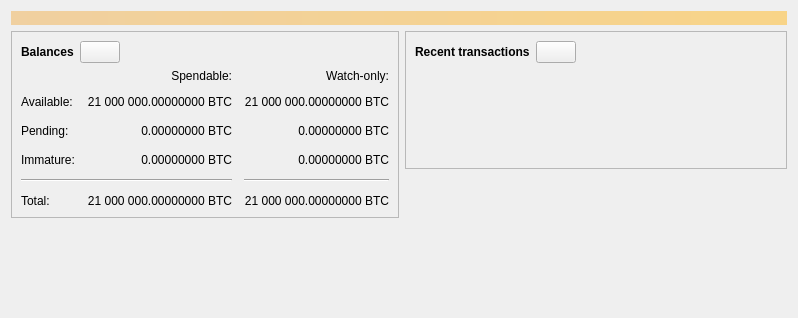
Above: src/qt/forms/overviewpage.ui from Chres-SC/bitcoin before the change. Below: the same form after it.
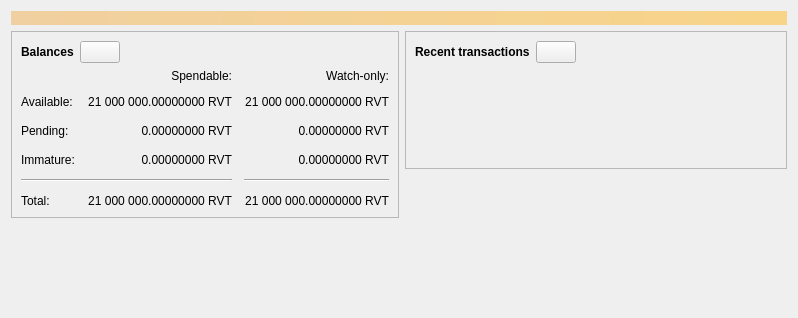
That is the form after the change. Icons and pictures are not drawn. Custom widgets are drawn as their Qt base class.

Patch:
```diff
--- a/src/qt/forms/overviewpage.ui
+++ b/src/qt/forms/overviewpage.ui
@@ -120,7 +120,7 @@
                <string>Unconfirmed transactions to watch-only addresses</string>
               </property>
               <property name="text">
-               <string notr="true">0.00000000 BTC</string>
+               <string notr="true">0.00000000 RVT</string>
               </property>
               <property name="alignment">
                <set>Qt::AlignRight|Qt::AlignTrailing|Qt::AlignVCenter</set>
@@ -139,7 +139,7 @@
                <string>Total of transactions that have yet to be confirmed, and do not yet count toward the spendable balance</string>
               </property>
               <property name="text">
-               <string notr="true">0.00000000 BTC</string>
+               <string notr="true">0.00000000 RVT</string>
               </property>
               <property name="alignment">
                <set>Qt::AlignRight|Qt::AlignTrailing|Qt::AlignVCenter</set>
@@ -158,7 +158,7 @@
                <string>Mined balance in watch-only addresses that has not yet matured</string>
               </property>
               <property name="text">
-               <string notr="true">0.00000000 BTC</string>
+               <string notr="true">0.00000000 RVT</string>
               </property>
               <property name="alignment">
                <set>Qt::AlignRight|Qt::AlignTrailing|Qt::AlignVCenter</set>
@@ -210,7 +210,7 @@
                <string>Mined balance that has not yet matured</string>
               </property>
               <property name="text">
-               <string notr="true">0.00000000 BTC</string>
+               <string notr="true">0.00000000 RVT</string>
               </property>
               <property name="alignment">
                <set>Qt::AlignRight|Qt::AlignTrailing|Qt::AlignVCenter</set>
@@ -249,7 +249,7 @@
                <string>Your current total balance</string>
               </property>
               <property name="text">
-               <string notr="true">21 000 000.00000000 BTC</string>
+               <string notr="true">21 000 000.00000000 RVT</string>
               </property>
               <property name="alignment">
                <set>Qt::AlignRight|Qt::AlignTrailing|Qt::AlignVCenter</set>
@@ -268,7 +268,7 @@
                <string>Current total balance in watch-only addresses</string>
               </property>
               <property name="text">
-               <string notr="true">21 000 000.00000000 BTC</string>
+               <string notr="true">21 000 000.00000000 RVT</string>
               </property>
               <property name="alignment">
                <set>Qt::AlignRight|Qt::AlignTrailing|Qt::AlignVCenter</set>
@@ -304,7 +304,7 @@
                <string>Your current spendable balance</string>
               </property>
               <property name="text">
-               <string notr="true">21 000 000.00000000 BTC</string>
+               <string notr="true">21 000 000.00000000 RVT</string>
               </property>
               <property name="alignment">
                <set>Qt::AlignRight|Qt::AlignTrailing|Qt::AlignVCenter</set>
@@ -323,7 +323,7 @@
                <string>Your current balance in watch-only addresses</string>
               </property>
               <property name="text">
-               <string notr="true">21 000 000.00000000 BTC</string>
+               <string notr="true">21 000 000.00000000 RVT</string>
               </property>
               <property name="alignment">
                <set>Qt::AlignRight|Qt::AlignTrailing|Qt::AlignVCenter</set>
```
